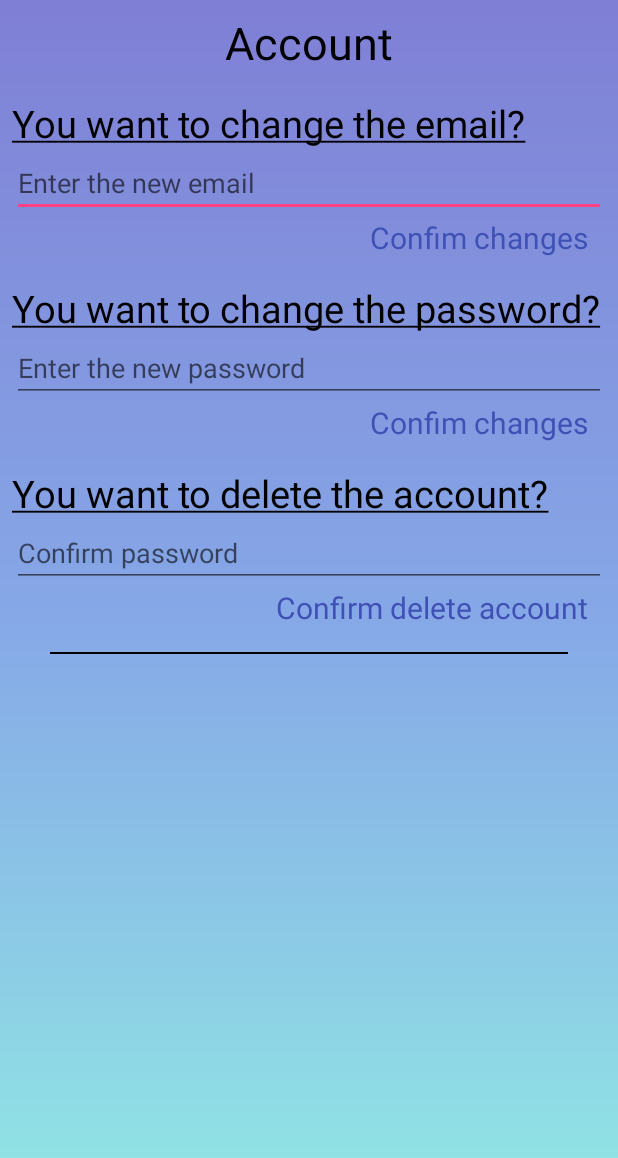
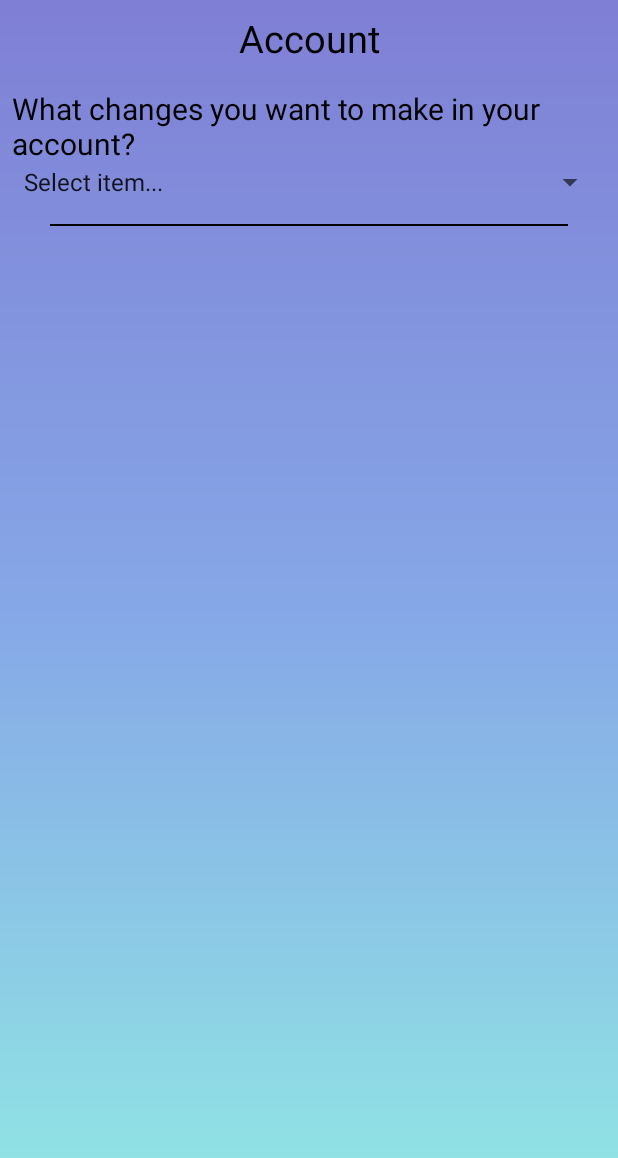
Before and after one commit to appsdeveloper2017/SharedLists, an Android app: the SettingsApp screen opened directly, with no data from a screen before it, on a phone screen of 412 x 824 dp. Shown: the top 1158 px of the screen. Run offline under Robolectric (Android 15) with nearby library versions, the phone set to English and light mode, and no system bars; our stand-ins replace Firebase (no records; nobody signed in at launch, a user with empty details on screens opened directly).

Commit message:
Corrección y mejoras del Login y Settings

```diff
--- a/app/src/main/java/com/appdesigndm/sharedlists/Login/LoginActivity.java
+++ b/app/src/main/java/com/appdesigndm/sharedlists/Login/LoginActivity.java
@@ -146,7 +146,7 @@ public class LoginActivity extends AppCompatActivity implements LoaderManager.Lo
         mLoginFormView = findViewById(R.id.login_form);
         mProgressView = findViewById(R.id.login_progress);
 
-        mEmailView.setText("a@a.com");
+        mEmailView.setText("");
         mPasswordView.setText("Paco0000");
     }
 
--- a/app/src/main/java/com/appdesigndm/sharedlists/Settings/SettingsApp.java
+++ b/app/src/main/java/com/appdesigndm/sharedlists/Settings/SettingsApp.java
@@ -9,13 +9,17 @@ import android.text.TextUtils;
 import android.view.View;
 import android.view.Window;
 import android.view.inputmethod.InputMethodManager;
+import android.widget.AdapterView;
+import android.widget.ArrayAdapter;
 import android.widget.EditText;
 import android.widget.LinearLayout;
 import android.widget.ProgressBar;
+import android.widget.Spinner;
 import android.widget.TextView;
 import android.widget.Toast;
 
 import com.appdesigndm.sharedlists.Helpers.NotesApp;
+import com.appdesigndm.sharedlists.Login.LoginActivity;
 import com.appdesigndm.sharedlists.Login.SplashActivity;
 import com.appdesigndm.sharedlists.R;
 import com.google.android.gms.tasks.OnCompleteListener;
@@ -30,7 +34,7 @@ public class SettingsApp extends AppCompatActivity {
     //View components.
     private ProgressBar progressBar;
     private EditText newEmail, newPass, actualPassword;
-    private TextView confirmEmail, confirmPass, confirmDelete;
+    private TextView titleMail, confirmEmail, titlePass, confirmPass, titleDelete, confirmDelete;
     private LinearLayout linearLayout;
     private View view;
     private String email;
@@ -38,6 +42,10 @@ public class SettingsApp extends AppCompatActivity {
 
     //Declaration firebase.
     private FirebaseAuth mAuth;
+
+    //Array spinner options settings account user.
+    private String[] myArrayAccount = new String[4];
+    private Spinner spinnerSettings;
 
     //Requeriments of email and pass.
     private final Pattern hasUppercase = Pattern.compile("[A-Z]");
@@ -54,6 +62,18 @@ public class SettingsApp extends AppCompatActivity {
 
         mAuth = FirebaseAuth.getInstance();
         init();
+        spinnerSettings.setAdapter(new ArrayAdapter<String>(this, android.R.layout.simple_spinner_item, myArrayAccount));
+        spinnerSettings.setOnItemSelectedListener(new AdapterView.OnItemSelectedListener() {
+            @Override
+            public void onItemSelected(AdapterView<?> parent, View view, int position, long id) {
+                noVisibleElements(position);
+            }
+
+            @Override
+            public void onNothingSelected(AdapterView<?> parent) {
+
+            }
+        });
 
         //Listeners.
         confirmEmail.setOnClickListener(new View.OnClickListener() {
@@ -77,6 +97,17 @@ public class SettingsApp extends AppCompatActivity {
     }
 
     private void init() {
+        //Spinner.
+        spinnerSettings = (Spinner) findViewById(R.id.spinner_settings);
+        //Array Spinner.
+        myArrayAccount[0] = getResources().getString(R.string.select_item);
+        myArrayAccount[1] = getResources().getString(R.string.quetion_email);
+        myArrayAccount[2] = getResources().getString(R.string.question_pass);
+        myArrayAccount[3] = getResources().getString(R.string.question_delete);
+        //Questions for action.
+        titleMail = (TextView) findViewById(R.id.question_email);
+        titlePass = (TextView) findViewById(R.id.question_pass);
+        titleDelete = (TextView) findViewById(R.id.question_delete);
         //Editable text
         newEmail = (EditText) findViewById(R.id.mail);
         newPass = (EditText) findViewById(R.id.password);
@@ -89,11 +120,69 @@ public class SettingsApp extends AppCompatActivity {
         linearLayout = (LinearLayout) findViewById(R.id.linear_settings);
         //Progressbar
         progressBar = (ProgressBar) findViewById(R.id.settings_progress);
+        noVisibleElements(0);
+    }
+
+    private void noVisibleElements(int position) {
+        switch (position) {
+            case 0:
+                titleMail.setVisibility(View.GONE);
+                newEmail.setVisibility(View.GONE);
+                confirmEmail.setVisibility(View.GONE);
+
+                titlePass.setVisibility(View.GONE);
+                newPass.setVisibility(View.GONE);
+                confirmPass.setVisibility(View.GONE);
+
+                titleDelete.setVisibility(View.GONE);
+                actualPassword.setVisibility(View.GONE);
+                confirmDelete.setVisibility(View.GONE);
+                break;
+            case 1:
+                titleMail.setVisibility(View.VISIBLE);
+                newEmail.setVisibility(View.VISIBLE);
+                confirmEmail.setVisibility(View.VISIBLE);
+
+                titlePass.setVisibility(View.GONE);
+                newPass.setVisibility(View.GONE);
+                confirmPass.setVisibility(View.GONE);
+
+                titleDelete.setVisibility(View.GONE);
+                actualPassword.setVisibility(View.GONE);
+                confirmDelete.setVisibility(View.GONE);
+                break;
+            case 2:
+                titleMail.setVisibility(View.GONE);
+                newEmail.setVisibility(View.GONE);
+                confirmEmail.setVisibility(View.GONE);
+
+                titlePass.setVisibility(View.VISIBLE);
+                newPass.setVisibility(View.VISIBLE);
+                confirmPass.setVisibility(View.VISIBLE);
+
+                titleDelete.setVisibility(View.GONE);
+                actualPassword.setVisibility(View.GONE);
+                confirmDelete.setVisibility(View.GONE);
+                break;
+            case 3:
+                titleMail.setVisibility(View.GONE);
+                newEmail.setVisibility(View.GONE);
+                confirmEmail.setVisibility(View.GONE);
+
+                titlePass.setVisibility(View.GONE);
+                newPass.setVisibility(View.GONE);
+                confirmPass.setVisibility(View.GONE);
+
+                titleDelete.setVisibility(View.VISIBLE);
+                actualPassword.setVisibility(View.VISIBLE);
+                confirmDelete.setVisibility(View.VISIBLE);
+                break;
+        }
     }
 
     //Change email in firebase.
     private void changeEmail(String email) {
-        FirebaseUser user = FirebaseAuth.getInstance().getCurrentUser();
+        final FirebaseUser user = FirebaseAuth.getInstance().getCurrentUser();
         if (user != null) {
             closeInputManager(newEmail);
             progressBar.setVisibility(View.VISIBLE);
@@ -104,8 +193,9 @@ public class SettingsApp extends AppCompatActivity {
                     if (task.isSuccessful()) {
                         progressBar.setVisibility(View.GONE);
                         linearLayout.setVisibility(View.VISIBLE);
-                        Toast toast = Toast.makeText(getApplicationContext(), getResources().getString(R.string.change_made), Toast.LENGTH_SHORT);
+                        Toast toast = Toast.makeText(getApplicationContext(), getResources().getString(R.string.validate_ac), Toast.LENGTH_SHORT);
                         toast.show();
+                        noVisibleElements(0);
                     } else {
                         progressBar.setVisibility(View.GONE);
                         linearLayout.setVisibility(View.VISIBLE);
@@ -133,6 +223,7 @@ public class SettingsApp extends AppCompatActivity {
                         linearLayout.setVisibility(View.VISIBLE);
                         Toast toast = Toast.makeText(getApplicationContext(), getResources().getString(R.string.change_pass), Toast.LENGTH_SHORT);
                         toast.show();
+                        noVisibleElements(0);
                     } else {
                         progressBar.setVisibility(View.GONE);
                         linearLayout.setVisibility(View.VISIBLE);
--- a/app/src/main/res/layout/activity_settings_app.xml
+++ b/app/src/main/res/layout/activity_settings_app.xml
@@ -35,6 +35,17 @@
             android:id="@+id/titleAccount"
             style="@style/Title_Settings"
             android:text="@string/account" />
+
+        <TextView
+            android:id="@+id/question_changes"
+            style="@style/TextQuestions"
+            android:layout_width="match_parent"
+            android:layout_height="wrap_content"
+            android:text="@string/what_changes" />
+
+        <Spinner
+            android:id="@+id/spinner_settings"
+            style="@style/SpinnerSettings"></Spinner>
 
         <TextView
             android:id="@+id/question_email"
--- a/app/src/main/res/values/colors.xml
+++ b/app/src/main/res/values/colors.xml
@@ -11,4 +11,5 @@
     <color name="end">#91eae4</color>
     <!--Color Settings Activity-->
     <color name="orage">#FFA000</color>
+    <color name="violet">#8E24AA</color>
 </resources>
--- a/app/src/main/res/values/dimens.xml
+++ b/app/src/main/res/values/dimens.xml
@@ -21,9 +21,10 @@
     <dimen name="fab_margin">16dp</dimen>
 
     <!--Settings dimension-->
-    <dimen name="texview_title_settings">30dp</dimen>
-    <dimen name="textview_settings">25dp</dimen>
-    <dimen name="confirmations_size">20dp</dimen>
+    <dimen name="texview_title_settings">25dp</dimen>
+    <dimen name="textview_settings">20dp</dimen>
+    <dimen name="spinner_size">16</dimen>
+    <dimen name="confirmations_size">18dp</dimen>
     <dimen name="separator">1dp</dimen>
     <dimen name="padding_separator">25dp</dimen>
 </resources>
--- a/app/src/main/res/values/strings.xml
+++ b/app/src/main/res/values/strings.xml
@@ -47,6 +47,9 @@
     <string name="error_change_email">Ups error in the changes</string>
     <string name="change_pass">Password changed</string>
     <string name="error_change_pass">Ups error in the changes</string>
+    <string name="what_changes">What changes you want to make in your account?</string>
+    <string name="select_item">Select item...</string>
+    <string name="validate_ac">It is necessary to validate the account through email!</string>
 
     <!--Main strings-->
     <string name="recovering_notes">Recovering notes, please wait...</string>
--- a/app/src/main/res/values/styles.xml
+++ b/app/src/main/res/values/styles.xml
@@ -73,7 +73,12 @@
         <item name="android:layout_width">wrap_content</item>
         <item name="android:layout_marginTop">@dimen/xlarge_margin</item>
         <item name="android:layout_gravity">center_horizontal</item>
-        <item name="android:textColor">@color/start</item>
+        <item name="android:textColor">@color/violet</item>
+    </style>
+
+    <style name="SpinnerSettings">
+        <item name="android:layout_width">match_parent</item>
+        <item name="android:layout_height">wrap_content</item>
     </style>
 
 </resources>
```
